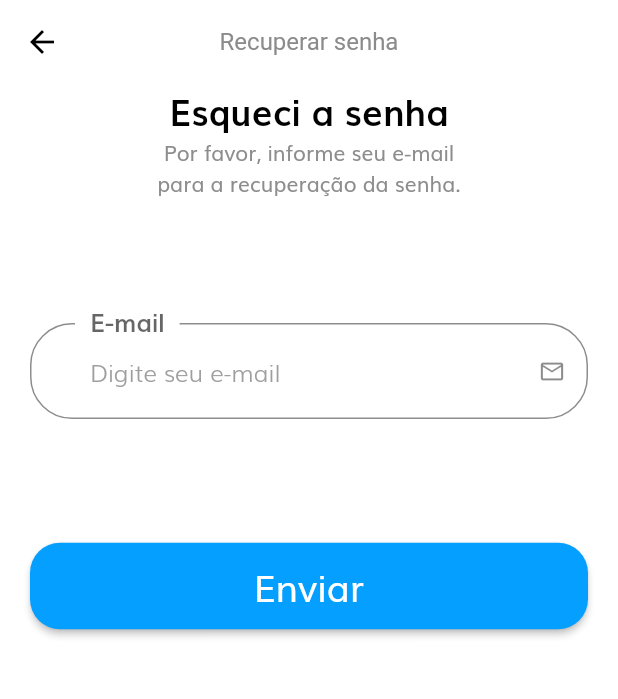
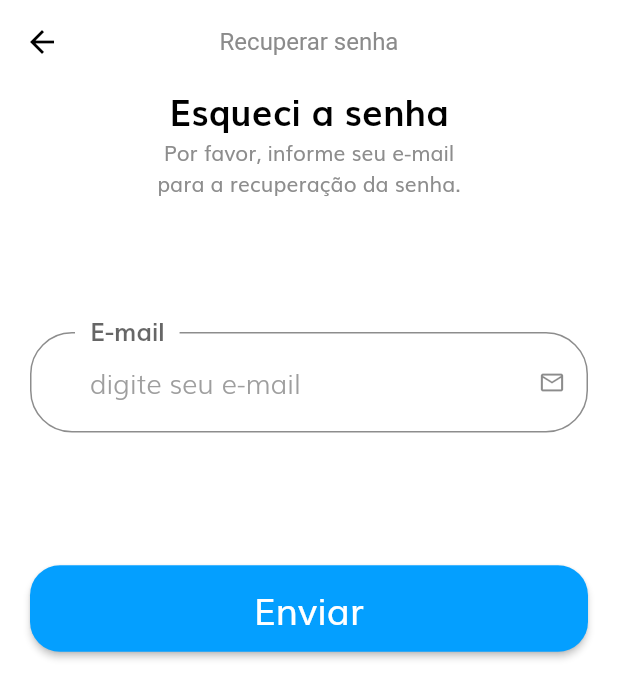
Before and after one commit to wagnervf/flutter-login-firebase, a Flutter app: the ForgotPasswordView screen opened directly, on a phone screen of 412 x 824 dp. Shown: the top 699 px of the screen. Run offline on Flutter 3.47's test engine with Material 2 defaults, Android fonts, the phone set to English and light mode, and no system bars; our stand-ins replace cloud_firestore, firebase_auth, firebase_core, firebase_storage, flutter_svg, font_awesome_flutter and 2 more; missing offline and left inert: validatorless; accounts and stored records are empty.

Commit message:
melhorias no código de login

```diff
--- a/lib/app/modules/login/views/forgot_password_view.dart
+++ b/lib/app/modules/login/views/forgot_password_view.dart
@@ -1,7 +1,10 @@
 import 'package:flutter/material.dart';
 import 'package:flutter_loggin_firebase/app/components/default_button.dart';
+import 'package:flutter_loggin_firebase/app/modules/login/controllers/login_controller.dart';
 import 'package:flutter_loggin_firebase/app/shared/size_config.dart';
+import 'package:flutter_loggin_firebase/app/theme.dart';
 import 'package:get/get.dart';
+import 'package:validatorless/validatorless.dart';
 
 // ignore: use_key_in_widget_constructors
 class ForgotPasswordView extends StatefulWidget {
@@ -10,10 +13,15 @@ class ForgotPasswordView extends StatefulWidget {
 }
 
 class _ForgotPasswordViewState extends State<ForgotPasswordView> {
-  final _formKey = GlobalKey<FormState>();
-  final List<String> erros = [];
-  late String email;
-  late String password;
+  final _formKeyE = GlobalKey<FormState>();
+  final loginController = Get.put(LoginController());
+
+  final _email = TextEditingController();
+  @override
+  void dispose() {
+    _email.dispose();
+    super.dispose();
+  }
 
   @override
   Widget build(BuildContext context) {
@@ -26,7 +34,7 @@ class _ForgotPasswordViewState extends State<ForgotPasswordView> {
         width: double.infinity,
         child: SingleChildScrollView(
           child: Form(
-            key: _formKey,
+            key: _formKeyE,
             child: Padding(
               padding: const EdgeInsets.symmetric(horizontal: 20.0),
               child: Column(
@@ -45,15 +53,7 @@ class _ForgotPasswordViewState extends State<ForgotPasswordView> {
                   SizedBox(height: getHeight(context) * 0.1),
                   buildTextFormFieldEmail(),
                   SizedBox(height: getHeight(context) * 0.1),
-                  DefaultButton(
-                    text: 'Enviar',
-                    press: () {
-                      // if (_formKey.currentState!.validate()) {
-                      //   _formKey.currentState!.save();
-                      //   Get.to(() => const LoginSuccessView());
-                      // }
-                    },
-                  ),
+                  buttonEnviar(context),
                   SizedBox(height: getHeight(context) * 0.1),
                 ],
               ),
@@ -64,15 +64,54 @@ class _ForgotPasswordViewState extends State<ForgotPasswordView> {
     );
   }
 
-  TextFormField buildTextFormFieldEmail() {
-    return TextFormField(
-      onSaved: (newValue) => email = newValue!,
-      decoration: const InputDecoration(
-        labelText: "E-mail",
-        hintText: "Digite seu e-mail",
-        suffixIcon: Icon(Icons.email_outlined),
+  SizedBox buttonEnviar(BuildContext context) {
+    return SizedBox(
+      width: double.infinity,
+      height: getHeight(context) * .07,
+      child: Obx(() => ElevatedButton(
+          onPressed: () => _submit(_formKeyE),
+          child: loginController.loading
+              ? showLoading()
+              : Text(
+                  'Enviar',
+                  style: TextStyle(
+                    fontSize: getHeight(context) * .03,
+                    color: Colors.white,
+                  ),
+                ),
+          style: styleElevatedButton())),
+    );
+  }
+
+  _submit(_formKey) {
+    var formValid = _formKey.currentState?.validate() ?? false;
+    if (formValid) {
+      loginController.resetPasswordFirebase(_email.text);
+    }
+  }
+
+  Padding buildTextFormFieldEmail() {
+    return Padding(
+      padding: const EdgeInsets.symmetric(vertical: 6.0),
+      child: TextFormField(
+        decoration: const InputDecoration(
+          labelText: "E-mail",
+          hintText: "digite seu e-mail",
+          suffixIcon: Icon(Icons.email_outlined),
+        ),
+        style: const TextStyle(
+          fontSize: 18,
+          decoration: TextDecoration.none,
+        ),
+        keyboardType: TextInputType.emailAddress,
+        controller: _email,
+        validator: Validatorless.multiple(
+          [
+            Validatorless.required('E-mail é obrigatório'),
+            Validatorless.email('Email é inválido'),
+          ],
+        ),
       ),
-      keyboardType: TextInputType.emailAddress,
     );
   }
 }
--- a/lib/app/modules/user/model/user_model.dart
+++ b/lib/app/modules/user/model/user_model.dart
@@ -48,7 +48,7 @@ class UserModel {
     emailVerified = true;
     isAnonymous = false;
     photoURL = doc.photoUrl ?? '';
-    providerId = "Google";
+    providerId = "google";
   }
 
   @override
--- a/lib/app/services/messages_snackbar.dart
+++ b/lib/app/services/messages_snackbar.dart
@@ -2,10 +2,10 @@ import 'package:flutter/material.dart';
 import 'package:get/get.dart';
 
 class MessagesSnackbar {
-  static show(error) {
+  static show(text) {
     Get.rawSnackbar(
       // title: 'Erro ${error.statusCode}',
-      message: error,
+      message: text,
       margin: const EdgeInsets.all(8.0),
       icon: const Icon(
         Icons.info_outline,
--- a/lib/app/shared/enums.dart
+++ b/lib/app/shared/enums.dart
@@ -1 +1 @@
-enum MenuState { home, favourite, message, profile }
+enum MenuState { home, calendar, list, profile }
```
Also changed, not shown: lib/app/components/buttom_nav_bar.dart (+50 -23 lines), lib/app/modules/login/controllers/login_controller.dart (+52 -56 lines), lib/app/modules/perfil/views/perfil_body_view.dart (+35 -16 lines), lib/app/modules/perfil/views/perfil_image_view.dart (+8 -4 lines).
